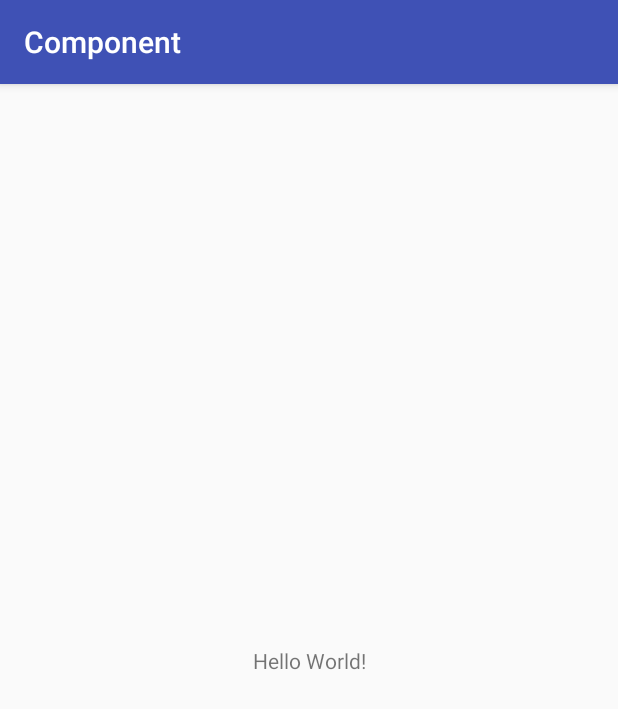
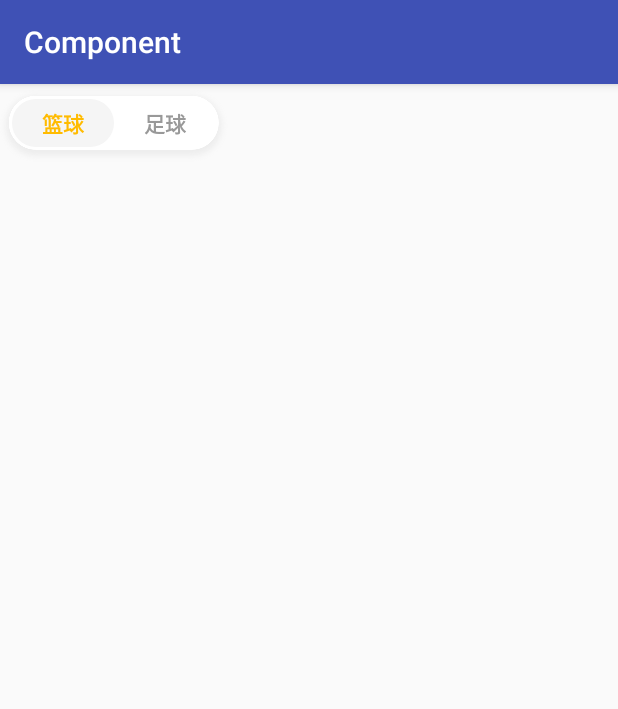
Before and after one commit to KNiklaus/Component, an Android app: the screen it shows after launch (MainActivity), on a phone screen of 412 x 824 dp. Shown: the top 709 px of the screen. Run offline under Robolectric (Android 15) with nearby library versions, the phone set to English and light mode, and no system bars.

Commit message:
feature:新增切换标签view

```diff
--- a/app/build.gradle
+++ b/app/build.gradle
@@ -20,11 +20,12 @@ android {
 }
 
 dependencies {
-    implementation fileTree(dir: 'libs', include: ['*.jar'])
+    implementation fileTree(include: ['*.jar'], dir: 'libs')
     implementation 'com.android.support:appcompat-v7:26.0.0-beta1'
     implementation 'com.android.support.constraint:constraint-layout:1.0.2'
     testImplementation 'junit:junit:4.12'
     androidTestImplementation('com.android.support.test.espresso:espresso-core:2.2.2', {
         exclude group: 'com.android.support', module: 'support-annotations'
     })
+    implementation project(':library')
 }
--- a/app/src/main/res/layout/activity_main.xml
+++ b/app/src/main/res/layout/activity_main.xml
@@ -1,19 +1,19 @@
 <?xml version="1.0" encoding="utf-8"?>
-<android.support.constraint.ConstraintLayout
+<LinearLayout
     xmlns:android="http://schemas.android.com/apk/res/android"
-    xmlns:app="http://schemas.android.com/apk/res-auto"
     xmlns:tools="http://schemas.android.com/tools"
     android:layout_width="match_parent"
     android:layout_height="match_parent"
+    android:orientation="vertical"
+    xmlns:app="http://schemas.android.com/apk/res-auto"
     tools:context="com.example.niklaus.component.MainActivity">
 
-    <TextView
+    <com.example.library.switchview.SwitchTagView
+        android:id="@+id/switch_view"
         android:layout_width="wrap_content"
         android:layout_height="wrap_content"
-        android:text="Hello World!"
-        app:layout_constraintBottom_toBottomOf="parent"
-        app:layout_constraintLeft_toLeftOf="parent"
-        app:layout_constraintRight_toRightOf="parent"
-        app:layout_constraintTop_toTopOf="parent"/>
+        app:leftTagName="篮球"
+        app:rightTagName="足球"
+        />
 
-</android.support.constraint.ConstraintLayout>
+</LinearLayout>
--- /dev/null
+++ b/library/src/main/java/com/example/library/switchview/SwitchTagView.java
@@ -0,0 +1,324 @@
+package com.example.library.switchview;
+
+import android.animation.Animator;
+import android.animation.AnimatorListenerAdapter;
+import android.content.Context;
+import android.content.res.TypedArray;
+import android.graphics.Typeface;
+import android.os.Parcel;
+import android.os.Parcelable;
+import android.support.annotation.Nullable;
+import android.support.v4.content.ContextCompat;
+import android.util.AttributeSet;
+import android.util.TypedValue;
+import android.view.Gravity;
+import android.view.View;
+import android.view.animation.AccelerateDecelerateInterpolator;
+import android.widget.LinearLayout;
+import android.widget.TextView;
+
+import com.example.library.R;
+import com.example.library.util.DensityUtil;
+
+
+/**
+ * Created by Niklaus on 2017/8/10.
+ */
+
+public class SwitchTagView extends LinearLayout {
+    private static final int TYPE_BASKETBALL = 0;
+    private static final int TYPE_FOOTBALL = 1;
+    //动画停止
+    private static final int STATUS_IDLE = 0;
+    //正在执行显示动画
+    private static final int STATUS_SHOWING = 1;
+    //正在执行隐藏动画
+    private static final int STATUS_HIDING = 2;
+
+    private Context mContext;
+    //选中的索引
+    private int mSelectIndex;
+    //默认宽高
+    private int mDefaultHeight, mDefaultWidth;
+    //左边标签name
+    private String mLeftTagName;
+    //右边标签name
+    private String mRightTagName;
+    //选中标签文本的颜色
+    private int mSelectTextColor;
+    //未选择标签文本的颜色
+    private int mUnSelectTextColor;
+    //选中标签背景资源
+    private int mSelectTagBackgroundResource;
+    //整个标签的背景
+    private int mBackgroundResource;
+    //是否正在执行动画
+    private boolean mAniming;
+    //动画的状态
+    private int mAnimStatus = STATUS_IDLE;
+    //动画插值器
+    private AccelerateDecelerateInterpolator mInterpolator = new AccelerateDecelerateInterpolator();
+    private TextView mTvBasketball, mTvFootball;
+    private OnSelectListener mOnSelectListener;
+
+    public SwitchTagView(Context context) {
+        this(context, null);
+    }
+
+    public SwitchTagView(Context context, @Nullable AttributeSet attrs) {
+        this(context, attrs, 0);
+    }
+
+    public SwitchTagView(Context context, @Nullable AttributeSet attrs, int defStyleAttr) {
+        super(context, attrs, defStyleAttr);
+        init(context, attrs);
+    }
+
+    private void init(Context context, AttributeSet attrs) {
+        mContext = context;
+        if (attrs != null) {
+            TypedArray typedArray = context.obtainStyledAttributes(attrs, R.styleable.SwitchTagView);
+            mLeftTagName = typedArray.getString(R.styleable.SwitchTagView_leftTagName);
+            mRightTagName = typedArray.getString(R.styleable.SwitchTagView_rightTagName);
+            mSelectTextColor = typedArray.getColor(R.styleable.SwitchTagView_selectTextColor, ContextCompat.getColor(context,R.color.yellow_fb0));
+            mUnSelectTextColor = typedArray.getColor(R.styleable.SwitchTagView_selectTextColor, ContextCompat.getColor(context,R.color.black_9));
+            mSelectTagBackgroundResource = typedArray.getInt(R.styleable.SwitchTagView_selectTagBackgroundResource, R.drawable.switch_tag_view_select_bg);
+            mBackgroundResource = typedArray.getInt(R.styleable.SwitchTagView_selectTagBackgroundResource, R.drawable.switch_tag_view);
+            typedArray.recycle();
+        }
+        setWillNotDraw(true);
+        setBackgroundResource(mBackgroundResource);
+        setOrientation(HORIZONTAL);
+        setGravity(Gravity.CENTER);
+
+        mDefaultWidth = DensityUtil.dip2px(context, 152);
+        mDefaultHeight = DensityUtil.dip2px(context, 52);
+
+        int pad2dp = DensityUtil.dip2px(context, 2);
+        setPadding(pad2dp, pad2dp, pad2dp, pad2dp);
+
+        removeAllViews();
+        mTvBasketball = addView(mLeftTagName);
+        mTvFootball = addView(mRightTagName);
+
+        setCheck(mSelectIndex);
+        initAnim();
+        initListener();
+    }
+
+    /**
+     * 添加文本
+     * @param type
+     * @return
+     */
+    private TextView addView(String type) {
+        TextView textView = new TextView(mContext);
+        textView.setText(type);
+        textView.setTextSize(TypedValue.COMPLEX_UNIT_SP, 14);
+        textView.setTypeface(Typeface.DEFAULT_BOLD);
+        textView.setGravity(Gravity.CENTER);
+        LayoutParams params = new LayoutParams(DensityUtil.dip2px(mContext, 68), DensityUtil.dip2px(mContext, 32));
+        addView(textView, params);
+        return textView;
+    }
+
+    /**
+     * 设置选中与未选中的样式
+     * @param selectIndex
+     */
+    private void setCheck(int selectIndex) {
+        if (selectIndex == TYPE_BASKETBALL) {
+            mTvBasketball.setTextColor(mSelectTextColor);
+            mTvBasketball.setBackgroundResource(mSelectTagBackgroundResource);
+            mTvFootball.setTextColor(mUnSelectTextColor);
+            mTvFootball.setBackgroundResource(android.R.color.transparent);
+            mSelectIndex = TYPE_BASKETBALL;
+        } else {
+            mTvBasketball.setTextColor(mUnSelectTextColor);
+            mTvBasketball.setBackgroundResource(android.R.color.transparent);
+            mTvFootball.setTextColor(mSelectTextColor);
+            mTvFootball.setBackgroundResource(mSelectTagBackgroundResource);
+            mSelectIndex = TYPE_FOOTBALL;
+        }
+    }
+
+    /**
+     * 初始化Listener
+     */
+    private void initListener() {
+        ViewClickListener listener = new ViewClickListener();
+        mTvBasketball.setOnClickListener(listener);
+        mTvFootball.setOnClickListener(listener);
+    }
+
+    /**
+     * 外界调用设置监听
+     * @param onSelectListener
+     */
+    public void setOnSelectListener(OnSelectListener onSelectListener) {
+        mOnSelectListener = onSelectListener;
+    }
+
+    /**
+     * 外界调用选中索引
+     * @param isBasketball
+     */
+    public void setCheck(boolean isBasketball) {
+        setCheck(isBasketball ? TYPE_BASKETBALL : TYPE_FOOTBALL);
+    }
+
+    /**
+     * 设置默认的宽高
+     * @param widthMeasureSpec
+     * @param heightMeasureSpec
+     */
+    @Override
+    protected void onMeasure(int widthMeasureSpec, int heightMeasureSpec) {
+        int widthSize = getExactlySize(widthMeasureSpec, mDefaultWidth);
+        int heightSize = getExactlySize(heightMeasureSpec, mDefaultHeight);
+
+        super.onMeasure(MeasureSpec.makeMeasureSpec(widthSize, MeasureSpec.EXACTLY)
+                , MeasureSpec.makeMeasureSpec(heightSize, MeasureSpec.EXACTLY));
+    }
+
+    private int getExactlySize(int measureSpec, int defaultSize) {
+        int newSize = MeasureSpec.getSize(measureSpec);
+        if (MeasureSpec.getMode(measureSpec) != MeasureSpec.EXACTLY) {
+            newSize = defaultSize;
+        }
+        return newSize;
+    }
+
+    /**
+     * 设置动画
+     */
+    private void initAnim() {
+        animate().setListener(new AnimatorListenerAdapter() {
+            @Override
+            public void onAnimationStart(Animator animation) {
+                super.onAnimationStart(animation);
+                mAniming = true;
+            }
+
+            @Override
+            public void onAnimationEnd(Animator animation) {
+                super.onAnimationEnd(animation);
+                mAniming = false;
+                mAnimStatus = STATUS_IDLE;
+            }
+
+            @Override
+            public void onAnimationCancel(Animator animation) {
+                super.onAnimationCancel(animation);
+                mAniming = false;
+                mAnimStatus = STATUS_IDLE;
+            }
+        });
+    }
+
+    /**
+     * 执行hide和show 动画
+     * @param show
+     */
+    private void executeAnim(boolean show) {
+        if ((show && mAnimStatus == STATUS_SHOWING) || (!show && mAnimStatus == STATUS_HIDING))
+            return;
+
+        if (mAniming) {
+            animate().cancel();
+        }
+        animate()
+                .setDuration(300)
+                .setInterpolator(mInterpolator)
+                .translationY(show ? 0 : DensityUtil.dip2px(mContext, 24 + 8) + getHeight())
+                .start();
+        mAnimStatus = show ? STATUS_SHOWING : STATUS_HIDING;
+    }
+
+    /**
+     *
+     */
+    public void show() {
+        executeAnim(true);
+    }
+
+    /**
+     *
+     */
+    public void hide() {
+        executeAnim(false);
+    }
+
+    @Override
+    protected Parcelable onSaveInstanceState() {
+        Parcelable state = super.onSaveInstanceState();
+        return new SaveState(state, mSelectIndex);
+    }
+
+    @Override
+    protected void onRestoreInstanceState(Parcelable state) {
+        SaveState SaveState = (SaveState) state;
+        super.onRestoreInstanceState(SaveState.getSuperState());
+        if (mSelectIndex != SaveState.status) {
+            setCheck(SaveState.status);
+        }
+        mSelectIndex = SaveState.status;
+    }
+
+    /**
+     * 保存当前选中的索引，以便恢复操作
+     */
+    public static class SaveState extends BaseSavedState {
+        private int status;
+
+        public SaveState(Parcel source) {
+            super(source);
+            status = source.readInt();
+        }
+
+        public SaveState(Parcelable superState, int status) {
+            super(superState);
+            this.status = status;
+        }
+
+        @Override
+        public void writeToParcel(Parcel out, int flags) {
+            super.writeToParcel(out, flags);
+            out.writeInt(status);
+        }
+
+        public static final Creator<SaveState> CREATOR = new Creator<SaveState>() {
+            @Override
+            public SaveState createFromParcel(Parcel source) {
+                return new SaveState(source);
+            }
+
+            @Override
+            public SaveState[] newArray(int size) {
+                return new SaveState[size];
+            }
+        };
+    }
+
+    public class ViewClickListener implements OnClickListener {
+        @Override
+        public void onClick(View v) {
+            if (v == mTvBasketball && mSelectIndex != TYPE_BASKETBALL) {
+                setCheck(TYPE_BASKETBALL);
+                if (mOnSelectListener != null) {
+                    mOnSelectListener.setSelect(true);
+                }
+            } else if (v == mTvFootball && mSelectIndex != TYPE_FOOTBALL) {
+                setCheck(TYPE_FOOTBALL);
+                if (mOnSelectListener != null) {
+                    mOnSelectListener.setSelect(false);
+                }
+            }
+        }
+    }
+
+    public interface OnSelectListener {
+        void setSelect(boolean isBasketball);
+    }
+
+}
--- /dev/null
+++ b/library/src/main/res/drawable/switch_tag_view_select_bg.xml
@@ -0,0 +1,5 @@
+<?xml version="1.0" encoding="utf-8"?>
+<shape xmlns:android="http://schemas.android.com/apk/res/android">
+    <corners android:radius="20dp"/>
+    <solid android:color="@color/white_f5"/>
+</shape>
--- /dev/null
+++ b/library/src/main/res/values/colors.xml
@@ -0,0 +1,6 @@
+<?xml version="1.0" encoding="utf-8"?>
+<resources>
+    <color name="white_f5">#F5F5F5</color>
+    <color name="yellow_fb0">#FFBB00</color>
+    <color name="black_9">#999999</color>
+</resources>
```
Also changed, not shown: library/src/main/java/com/example/library/util/DensityUtil.java (added, +80 -0 lines), library/src/main/res/values/attrs.xml (added, +11 -0 lines), library/src/main/res/drawable-xxhdpi/switch_tag_view.png (added), 1 other file.
